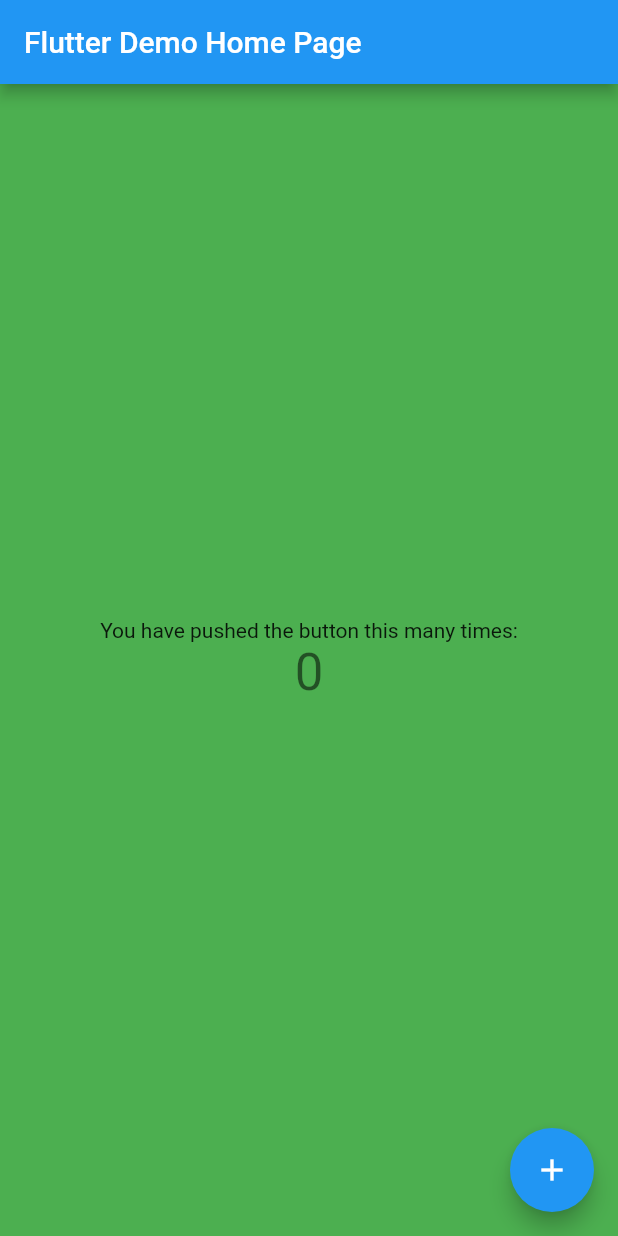
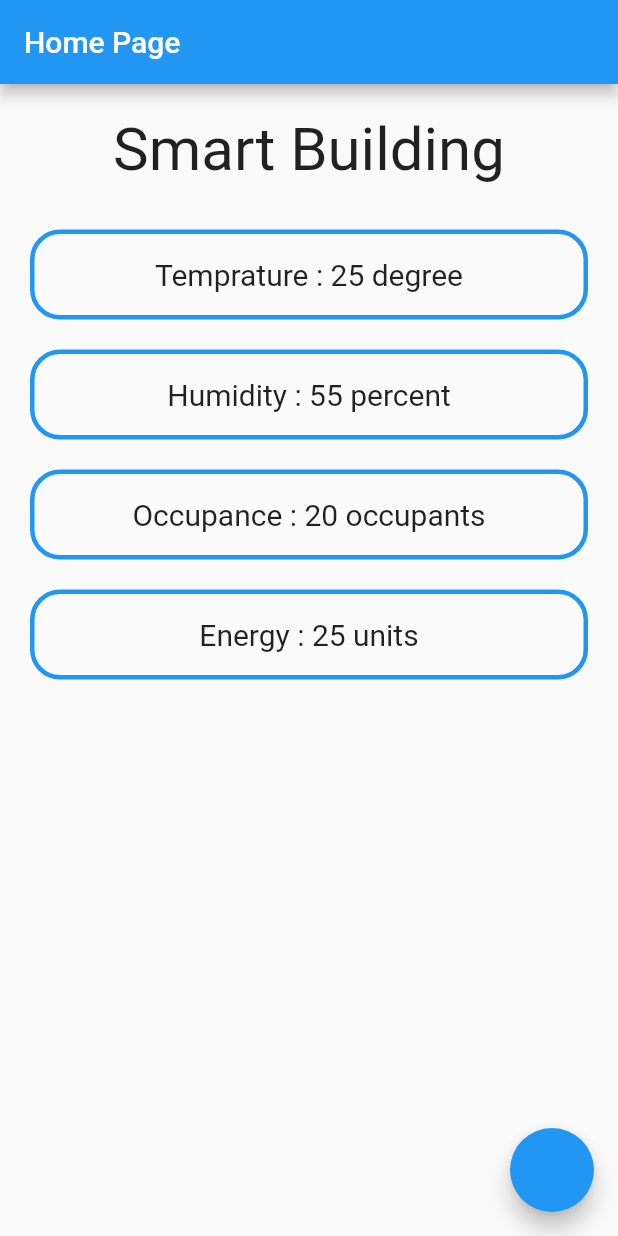
Before and after one commit to deepu0201/DDSG_SE_Group, a Flutter app: the screen it shows after launch, on a phone screen of 412 x 824 dp. Run offline on Flutter 3.47's test engine with Material 2 defaults, Android fonts, the phone set to English and light mode, and no system bars.

Commit message:
Added all three screens and their routing, Also Finished part of UI on home screen

```diff
--- a/lib/main.dart
+++ b/lib/main.dart
@@ -1,4 +1,7 @@
+import 'package:event_processing_system/screens/admin_screen.dart';
+import 'package:event_processing_system/screens/login_screen.dart';
 import 'package:flutter/material.dart';
+import 'package:event_processing_system/screens/homepage.dart';
 
 void main() {
   runApp(MyApp());
@@ -8,60 +11,17 @@
   @override
   Widget build(BuildContext context) {
     return MaterialApp(
-      title: 'Flutter Demo',
+      title: 'Event Processing System',
       theme: ThemeData(
         primarySwatch: Colors.blue,
         visualDensity: VisualDensity.adaptivePlatformDensity,
       ),
-      home: MyHomePage(title: 'Flutter Demo Home Page'),
+      initialRoute: '/',
+      routes: {
+        '/': (context) => HomePage(),
+        '/loginScreen': (context) => LoginScreen(),
+        '/adminScreen': (context) => AdminScreen(),
+      },
     );
   }
 }
-
-class MyHomePage extends StatefulWidget {
-  MyHomePage({Key key, this.title}) : super(key: key);
-
-  final String title;
-
-  @override
-  _MyHomePageState createState() => _MyHomePageState();
-}
-
-class _MyHomePageState extends State<MyHomePage> {
-  int _counter = 0;
-
-  void _incrementCounter() {
-    setState(() {
-      _counter++;
-    });
-  }
-
-  @override
-  Widget build(BuildContext context) {
-    return Scaffold(
-      backgroundColor: Colors.green,
-      appBar: AppBar(
-        title: Text(widget.title),
-      ),
-      body: Center(
-        child: Column(
-          mainAxisAlignment: MainAxisAlignment.center,
-          children: <Widget>[
-            Text(
-              'You have pushed the button this many times:',
-            ),
-            Text(
-              '$_counter',
-              style: Theme.of(context).textTheme.headline4,
-            ),
-          ],
-        ),
-      ),
-      floatingActionButton: FloatingActionButton(
-        onPressed: _incrementCounter,
-        tooltip: 'Increment',
-        child: Icon(Icons.add),
-      ), // This trailing comma makes auto-formatting nicer for build methods.
-    );
-  }
-}
--- /dev/null
+++ b/lib/screens/admin_screen.dart
@@ -0,0 +1,12 @@
+import 'package:flutter/material.dart';
+
+class AdminScreen extends StatelessWidget {
+  @override
+  Widget build(BuildContext context) {
+    return Scaffold(
+      appBar: AppBar(
+        title: Text('Admin Screen'),
+      ),
+    );
+  }
+}
--- /dev/null
+++ b/lib/screens/homepage.dart
@@ -0,0 +1,74 @@
+import 'package:flutter/material.dart';
+
+class HomePage extends StatelessWidget {
+  @override
+  Widget build(BuildContext context) {
+    return Scaffold(
+      appBar: AppBar(
+        title: Text('Home Page'),
+      ),
+      body: Padding(
+        padding: const EdgeInsets.symmetric(horizontal: 20.0),
+        child: Column(
+          crossAxisAlignment: CrossAxisAlignment.center,
+          children: [
+            Padding(
+              padding: const EdgeInsets.all(20.0),
+              child: Center(
+                child: Text(
+                  'Smart Building',
+                  style: TextStyle(
+                    fontSize: 40.0,
+                  ),
+                ),
+              ),
+            ),
+            MyContainer(myString: 'Temprature : 25 degree'),
+            MyContainer(myString: 'Humidity : 55 percent'),
+            MyContainer(myString: 'Occupance : 20 occupants'),
+            MyContainer(myString: 'Energy : 25 units'),
+          ],
+        ),
+      ),
+      floatingActionButton: FloatingActionButton(
+        onPressed: () {
+          Navigator.pushNamed(context, '/loginScreen');
+        },
+      ),
+    );
+  }
+}
+
+class MyContainer extends StatelessWidget {
+  MyContainer({@required this.myString});
+
+  final String myString;
+
+  @override
+  Widget build(BuildContext context) {
+    return Padding(
+      padding: const EdgeInsets.symmetric(vertical: 10.0),
+      child: Container(
+        width: double.infinity,
+        height: 60.0,
+        decoration: BoxDecoration(
+          border: Border.all(
+            color: Colors.blue,
+            width: 3.0,
+          ),
+          borderRadius: BorderRadius.all(
+            Radius.circular(20),
+          ),
+        ),
+        child: Center(
+          child: Text(
+            myString,
+            style: TextStyle(
+              fontSize: 20.0,
+            ),
+          ),
+        ),
+      ),
+    );
+  }
+}
--- /dev/null
+++ b/lib/screens/login_screen.dart
@@ -0,0 +1,17 @@
+import 'package:flutter/material.dart';
+
+class LoginScreen extends StatelessWidget {
+  @override
+  Widget build(BuildContext context) {
+    return Scaffold(
+      appBar: AppBar(
+        title: Text('Login Screen'),
+      ),
+      floatingActionButton: FloatingActionButton(
+        onPressed: () {
+          Navigator.pushNamed(context, '/adminScreen');
+        },
+      ),
+    );
+  }
+}
```
